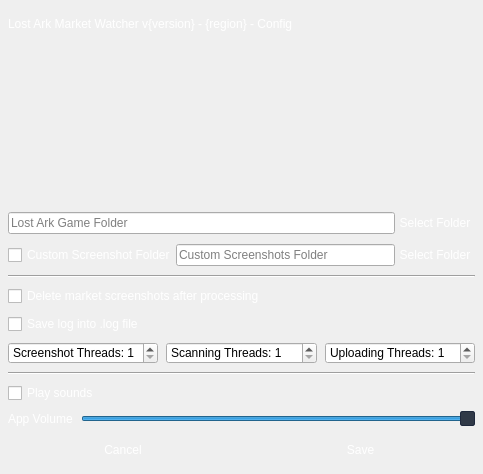
Lost-Ark-Market-Online/LostArk-Market-Watcher, file assets/ui/config.ui: the form before one commit.
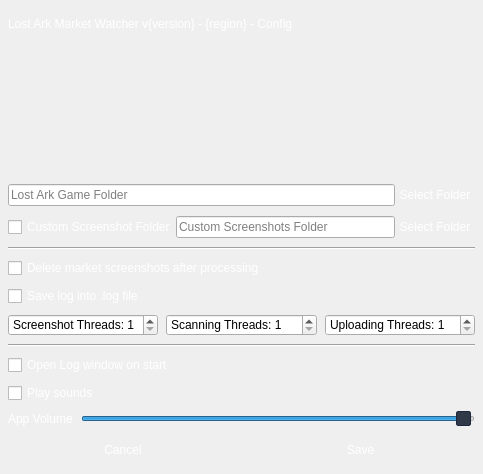
The form after the commit. Icons and pictures are not drawn. Custom widgets are drawn as their Qt base class.

Commit message: bugfixes: items matching, open log on start, region match, auth threadsafe

```diff
--- a/assets/ui/config.ui
+++ b/assets/ui/config.ui
@@ -257,6 +257,9 @@
         </item>
         <item>
          <widget class="QLineEdit" name="txtCustomScreenshotFolder">
+          <property name="enabled">
+           <bool>true</bool>
+          </property>
           <property name="placeholderText">
            <string>Custom Screenshots Folder</string>
           </property>
@@ -264,6 +267,9 @@
         </item>
         <item>
          <widget class="QPushButton" name="btnCustomScreenshotFolder">
+          <property name="enabled">
+           <bool>true</bool>
+          </property>
           <property name="styleSheet">
            <string notr="true">QPushButton#btnCustomScreenshotFolder{
 	background-image: url(:/resources/images/btnFileNormal.png);
@@ -340,7 +346,7 @@
            <number>1</number>
           </property>
           <property name="maximum">
-           <number>3</number>
+           <number>10</number>
           </property>
          </widget>
         </item>
@@ -366,6 +372,13 @@
         </property>
        </widget>
       </item>
+      <item>
+       <widget class="QCheckBox" name="cbOpenLogOnStart">
+        <property name="text">
+         <string>Open Log window on start</string>
+        </property>
+       </widget>
+      </item>
       <item>
        <widget class="QCheckBox" name="cbPlaySounds">
         <property name="text">
@@ -395,6 +408,9 @@
     border-radius: 2px;
 }</string>
           </property>
+          <property name="maximum">
+           <number>100</number>
+          </property>
           <property name="value">
            <number>99</number>
           </property>
```
Left out of the diff: 2 changed lines with no effect on the pictures. The commit also changes 20 other files.
